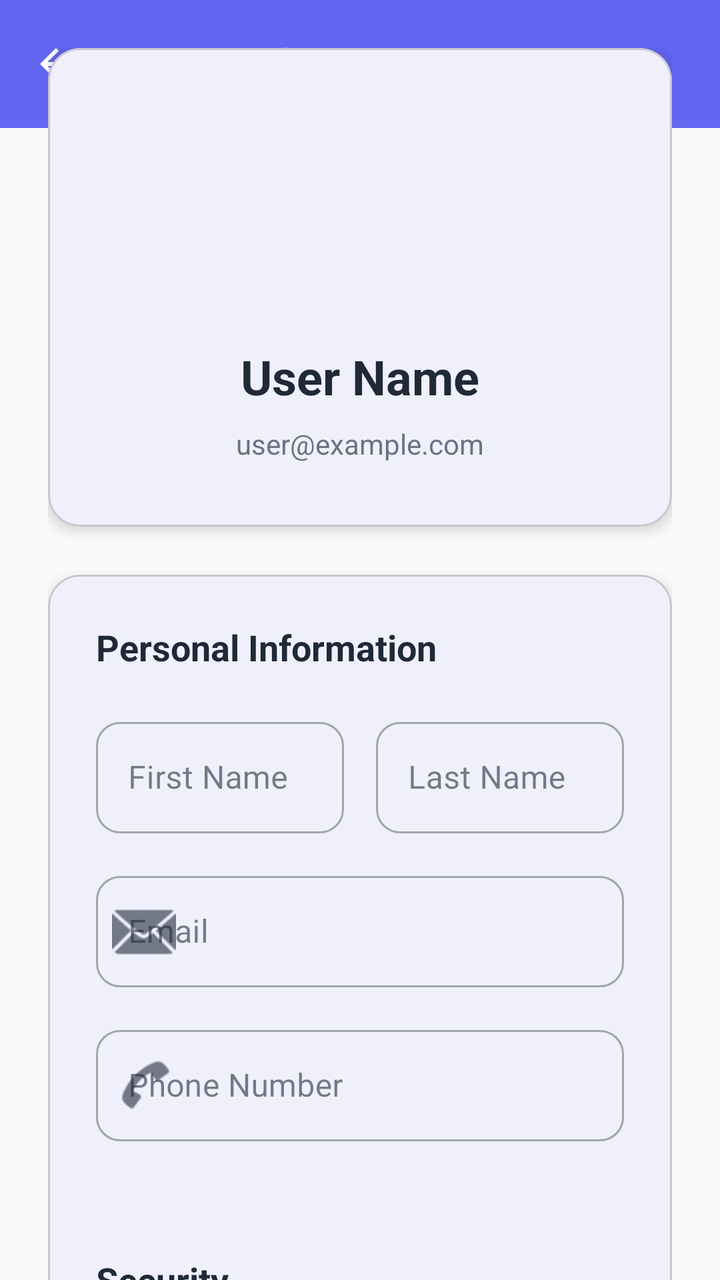
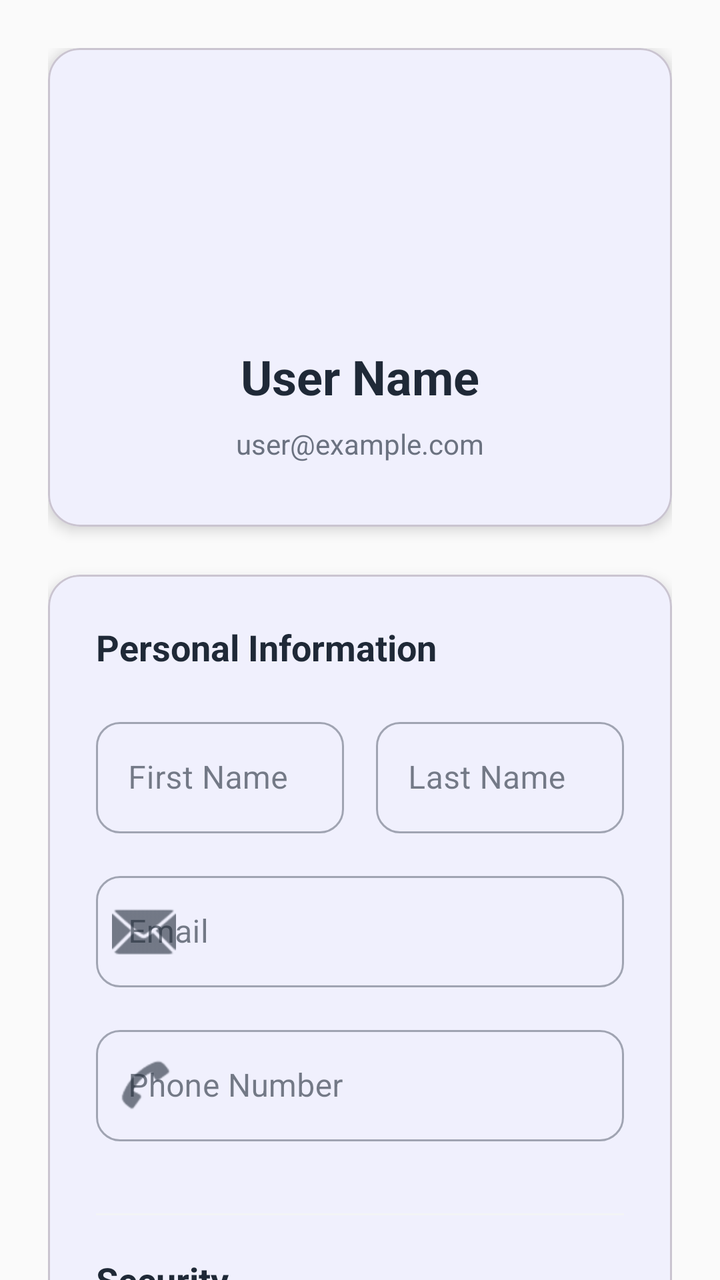

Before-and-after screenshots of an Android layout around one commit, followed by the original layout XML and the change that was made.
<!-- AndroidManifest.xml: application theme Theme.TestApp -->
<!-- res/layout/fragment_user_profile.xml -->
<?xml version="1.0" encoding="utf-8"?>
<androidx.coordinatorlayout.widget.CoordinatorLayout xmlns:android="http://schemas.android.com/apk/res/android"
    xmlns:app="http://schemas.android.com/apk/res-auto"
    xmlns:tools="http://schemas.android.com/tools"
    android:id="@+id/main"
    android:layout_width="match_parent"
    android:layout_height="match_parent"
    android:background="?attr/android:colorBackground"
    tools:context=".screens.userprofile.UserProfileFragment">

    <com.google.android.material.appbar.AppBarLayout
        android:layout_width="match_parent"
        android:layout_height="wrap_content"
        android:theme="@style/ThemeOverlay.AppCompat.Dark.ActionBar">

        <androidx.appcompat.widget.Toolbar
            android:id="@+id/toolbar"
            android:layout_width="match_parent"
            android:layout_height="?attr/actionBarSize"
            android:background="?attr/colorPrimary"
            app:popupTheme="@style/ThemeOverlay.AppCompat.Light"
            app:title="Edit Profile"
            app:navigationIcon="?attr/homeAsUpIndicator" />

    </com.google.android.material.appbar.AppBarLayout>

    <androidx.core.widget.NestedScrollView
        android:layout_width="match_parent"
        android:layout_height="match_parent"
>

        <LinearLayout
            android:layout_width="match_parent"
            android:layout_height="wrap_content"
            android:orientation="vertical"
            android:padding="24dp">

            <com.google.android.material.card.MaterialCardView
                android:layout_width="match_parent"
                android:layout_height="wrap_content"
                android:layout_marginBottom="24dp"
                app:cardCornerRadius="16dp"
                app:cardElevation="4dp">

                <LinearLayout
                    android:layout_width="match_parent"
                    android:layout_height="wrap_content"
                    android:orientation="vertical"
                    android:gravity="center"
                    android:padding="32dp">

                    <ImageView
                        android:layout_width="100dp"
                        android:layout_height="100dp"
                        android:layout_marginBottom="16dp"
                        android:src="@drawable/ic_launcher" />

                    <TextView
                        android:id="@+id/tv_user_display_name"
                        android:layout_width="wrap_content"
                        android:layout_height="wrap_content"
                        android:text="User Name"
                        android:textSize="24sp"
                        android:textStyle="bold"
                        android:textColor="?attr/colorOnBackground"
                        android:layout_marginBottom="8dp" />

                    <TextView
                        android:id="@+id/tv_user_display_email"
                        android:layout_width="wrap_content"
                        android:layout_height="wrap_content"
                        android:text="user@example.com"
                        android:textSize="14sp"
                        android:textColor="?attr/colorOnSurfaceVariant" />

                    <com.google.android.material.card.MaterialCardView
                        android:id="@+id/admin_badge"
                        android:layout_width="wrap_content"
                        android:layout_height="wrap_content"
                        android:layout_marginTop="12dp"
                        android:visibility="gone"
                        app:cardBackgroundColor="?attr/colorSecondary"
                        app:cardCornerRadius="16dp"
                        app:cardElevation="2dp">

                        <LinearLayout
                            android:layout_width="wrap_content"
                            android:layout_height="wrap_content"
                            android:orientation="horizontal"
                            android:paddingHorizontal="12dp"
                            android:paddingVertical="6dp"
                            android:gravity="center_vertical">

                            <TextView
                                android:layout_width="wrap_content"
                                android:layout_height="wrap_content"
                                android:text="⚙️"
                                android:textSize="14sp"
                                android:layout_marginEnd="6dp" />

                            <TextView
                                android:layout_width="wrap_content"
                                android:layout_height="wrap_content"
                                android:text="Administrator"
                                android:textSize="12sp"
                                android:textStyle="bold"
                                android:textColor="?attr/colorOnSecondary" />

                        </LinearLayout>

                    </com.google.android.material.card.MaterialCardView>

                </LinearLayout>

            </com.google.android.material.card.MaterialCardView>

            <com.google.android.material.card.MaterialCardView
                android:layout_width="match_parent"
                android:layout_height="wrap_content"
                app:cardCornerRadius="16dp"
                app:cardElevation="4dp">

                <LinearLayout
                    android:layout_width="match_parent"
                    android:layout_height="wrap_content"
                    android:orientation="vertical"
                    android:padding="24dp">

                    <TextView
                        android:layout_width="wrap_content"
                        android:layout_height="wrap_content"
                        android:text="Personal Information"
                        android:textStyle="bold"
                        android:textSize="18sp"
                        android:textColor="?attr/colorOnBackground"
                        android:layout_marginBottom="20dp" />

                    <LinearLayout
                        android:layout_width="match_parent"
                        android:layout_height="wrap_content"
                        android:orientation="horizontal"
                        android:layout_marginBottom="16dp">

                        <com.google.android.material.textfield.TextInputLayout
                            android:layout_width="0dp"
                            android:layout_height="wrap_content"
                            android:layout_weight="1"
                            android:layout_marginEnd="8dp"
                            style="@style/Widget.MaterialComponents.TextInputLayout.OutlinedBox"
                            app:boxCornerRadiusTopStart="12dp"
                            app:boxCornerRadiusTopEnd="12dp"
                            app:boxCornerRadiusBottomStart="12dp"
                            app:boxCornerRadiusBottomEnd="12dp">

                            <com.google.android.material.textfield.TextInputEditText
                                android:id="@+id/et_user_first_name"
                                android:layout_width="match_parent"
                                android:layout_height="wrap_content"
                                android:hint="First Name"
                                android:inputType="textPersonName" />

                        </com.google.android.material.textfield.TextInputLayout>

                        <com.google.android.material.textfield.TextInputLayout
                            android:layout_width="0dp"
                            android:layout_height="wrap_content"
                            android:layout_weight="1"
                            android:layout_marginStart="8dp"
                            style="@style/Widget.MaterialComponents.TextInputLayout.OutlinedBox"
                            app:boxCornerRadiusTopStart="12dp"
                            app:boxCornerRadiusTopEnd="12dp"
                            app:boxCornerRadiusBottomStart="12dp"
                            app:boxCornerRadiusBottomEnd="12dp">

                            <com.google.android.material.textfield.TextInputEditText
                                android:id="@+id/et_user_last_name"
                                android:layout_width="match_parent"
                                android:layout_height="wrap_content"
                                android:hint="Last Name"
                                android:inputType="textPersonName" />

                        </com.google.android.material.textfield.TextInputLayout>

                    </LinearLayout>

                    <com.google.android.material.textfield.TextInputLayout
                        android:layout_width="match_parent"
                        android:layout_height="wrap_content"
                        android:layout_marginBottom="16dp"
                        style="@style/Widget.MaterialComponents.TextInputLayout.OutlinedBox"
                        app:boxCornerRadiusTopStart="12dp"
                        app:boxCornerRadiusTopEnd="12dp"
                        app:boxCornerRadiusBottomStart="12dp"
                        app:boxCornerRadiusBottomEnd="12dp"
                        app:startIconDrawable="@android:drawable/ic_dialog_email">

                        <com.google.android.material.textfield.TextInputEditText
                            android:id="@+id/et_user_email"
                            android:layout_width="match_parent"
                            android:layout_height="wrap_content"
                            android:hint="Email"
                            android:inputType="textEmailAddress" />

                    </com.google.android.material.textfield.TextInputLayout>

                    <com.google.android.material.textfield.TextInputLayout
                        android:layout_width="match_parent"
                        android:layout_height="wrap_content"
                        android:layout_marginBottom="16dp"
                        style="@style/Widget.MaterialComponents.TextInputLayout.OutlinedBox"
                        app:boxCornerRadiusTopStart="12dp"
                        app:boxCornerRadiusTopEnd="12dp"
                        app:boxCornerRadiusBottomStart="12dp"
                        app:boxCornerRadiusBottomEnd="12dp"
                        app:startIconDrawable="@android:drawable/sym_action_call"
                        app:prefixText="+1">

                        <com.google.android.material.textfield.TextInputEditText
                            android:id="@+id/et_user_phone"
                            android:layout_width="match_parent"
                            android:layout_height="wrap_content"
                            android:hint="Phone Number"
                            android:inputType="phone" />

                    </com.google.android.material.textfield.TextInputLayout>

                    <View
                        android:layout_width="match_parent"
                        android:layout_height="1dp"
                        android:background="?attr/colorSurfaceVariant"
                        android:layout_marginVertical="20dp" />

                    <TextView
                        android:layout_width="wrap_content"
                        android:layout_height="wrap_content"
                        android:text="Security"
                        android:textStyle="bold"
                        android:textSize="18sp"
                        android:textColor="?attr/colorOnBackground"
                        android:layout_marginBottom="20dp" />

                    <com.google.android.material.textfield.TextInputLayout
                        android:layout_width="match_parent"
                        android:layout_height="wrap_content"
                        android:layout_marginBottom="24dp"
                        style="@style/Widget.MaterialComponents.TextInputLayout.OutlinedBox"
                        app:boxCornerRadiusTopStart="12dp"
                        app:boxCornerRadiusTopEnd="12dp"
                        app:boxCornerRadiusBottomStart="12dp"
                        app:boxCornerRadiusBottomEnd="12dp"
                        app:passwordToggleEnabled="true"
                        app:startIconDrawable="@android:drawable/ic_lock_idle_lock"
                        app:helperText="Leave blank to keep current password">

                        <com.google.android.material.textfield.TextInputEditText
                            android:id="@+id/et_user_password"
                            android:layout_width="match_parent"
                            android:layout_height="wrap_content"
                            android:hint="New Password"
                            android:inputType="textPassword" />

                    </com.google.android.material.textfield.TextInputLayout>

                    <com.google.android.material.button.MaterialButton
                        android:id="@+id/btn_edit_profile"
                        android:layout_width="match_parent"
                        android:layout_height="60dp"
                        android:text="Save Changes"
                        android:textAllCaps="false"
                        android:textSize="16sp"
                        app:cornerRadius="30dp"
                        app:icon="@android:drawable/ic_menu_save"
                        app:iconGravity="textStart"
                        style="@style/Widget.MaterialComponents.Button.UnelevatedButton" />

                </LinearLayout>

            </com.google.android.material.card.MaterialCardView>

            <View
                android:layout_width="match_parent"
                android:layout_height="24dp" />

            <com.google.android.material.button.MaterialButton
                android:id="@+id/btn_sign_out"
                android:layout_width="match_parent"
                android:layout_height="56dp"
                android:text="Sign Out"
                android:textAllCaps="false"
                app:cornerRadius="28dp"
                style="@style/Widget.MaterialComponents.Button.OutlinedButton"
                app:strokeColor="?attr/colorError"
                android:textColor="?attr/colorError" />

        </LinearLayout>

    </androidx.core.widget.NestedScrollView>

</androidx.coordinatorlayout.widget.CoordinatorLayout>
<!-- resources referenced by this layout -->
<resources>
  <!-- drawable ic_launcher (drawable) -->
  <?xml version="1.0" encoding="utf-8"?>
  <adaptive-icon xmlns:android="http://schemas.android.com/apk/res/android">
    <background android:drawable="@mipmap/ic_launcher_adaptive_back"/>
    <foreground android:drawable="@mipmap/ic_launcher_adaptive_fore"/>
  </adaptive-icon>
  <style name="Theme.TestApp" parent="Base.Theme.TestApp" />
  <style name="Base.Theme.TestApp" parent="Theme.Material3.DayNight.NoActionBar">
          <item name="colorPrimary">@color/primary</item>
          <item name="colorPrimaryVariant">@color/primary_variant</item>
          <item name="colorOnPrimary">@color/on_primary</item>
          
          <item name="colorSecondary">@color/secondary</item>
          <item name="colorSecondaryVariant">@color/secondary_variant</item>
          <item name="colorOnSecondary">@color/on_secondary</item>
          
          <item name="android:colorBackground">@color/background</item>
          <item name="colorSurface">@color/surface</item>
          <item name="colorOnBackground">@color/on_background</item>
          <item name="colorOnSurface">@color/on_surface</item>
          
          <item name="colorError">@color/error</item>
          <item name="colorOnError">@color/on_error</item>
          
          <item name="colorOutline">@color/outline</item>
          <item name="colorSurfaceVariant">@color/surface_variant</item>
          <item name="colorOnSurfaceVariant">@color/on_surface_variant</item>
          
          <item name="android:statusBarColor">@color/primary</item>
          <item name="android:navigationBarColor">@color/surface</item>
          <item name="android:windowLightStatusBar">false</item>
          <item name="android:windowLightNavigationBar">true</item>
      </style>
  <color name="primary">#6366F1</color>
  <color name="primary_variant">#4F46E5</color>
  <color name="on_primary">#FFFFFF</color>
  <color name="secondary">#EC4899</color>
  <color name="secondary_variant">#DB2777</color>
  <color name="on_secondary">#FFFFFF</color>
  <color name="background">#FAFAFA</color>
  <color name="surface">#FFFFFF</color>
  <color name="on_background">#1F2937</color>
  <color name="on_surface">#1F2937</color>
  <color name="error">#EF4444</color>
  <color name="on_error">#FFFFFF</color>
  <color name="outline">#E5E7EB</color>
  <color name="surface_variant">#F3F4F6</color>
  <color name="on_surface_variant">#6B7280</color>
</resources>

<!-- the commit's change to res/layout/fragment_user_profile.xml (unified diff, before → after) -->
@@ -2,27 +2,10 @@
 <androidx.coordinatorlayout.widget.CoordinatorLayout xmlns:android="http://schemas.android.com/apk/res/android"
     xmlns:app="http://schemas.android.com/apk/res-auto"
     xmlns:tools="http://schemas.android.com/tools"
-    android:id="@+id/main"
     android:layout_width="match_parent"
     android:layout_height="match_parent"
     android:background="?attr/android:colorBackground"
     tools:context=".screens.userprofile.UserProfileFragment">
-
-    <com.google.android.material.appbar.AppBarLayout
-        android:layout_width="match_parent"
-        android:layout_height="wrap_content"
-        android:theme="@style/ThemeOverlay.AppCompat.Dark.ActionBar">
-
-        <androidx.appcompat.widget.Toolbar
-            android:id="@+id/toolbar"
-            android:layout_width="match_parent"
-            android:layout_height="?attr/actionBarSize"
-            android:background="?attr/colorPrimary"
-            app:popupTheme="@style/ThemeOverlay.AppCompat.Light"
-            app:title="Edit Profile"
-            app:navigationIcon="?attr/homeAsUpIndicator" />
-
-    </com.google.android.material.appbar.AppBarLayout>
 
     <androidx.core.widget.NestedScrollView
         android:layout_width="match_parent"
